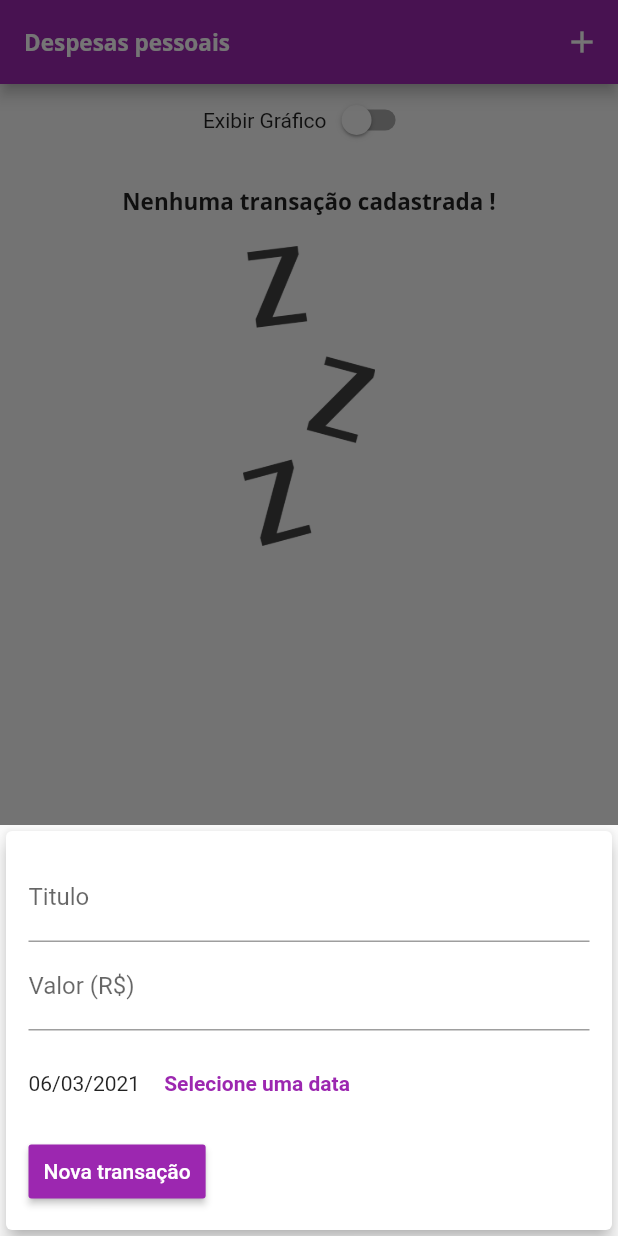
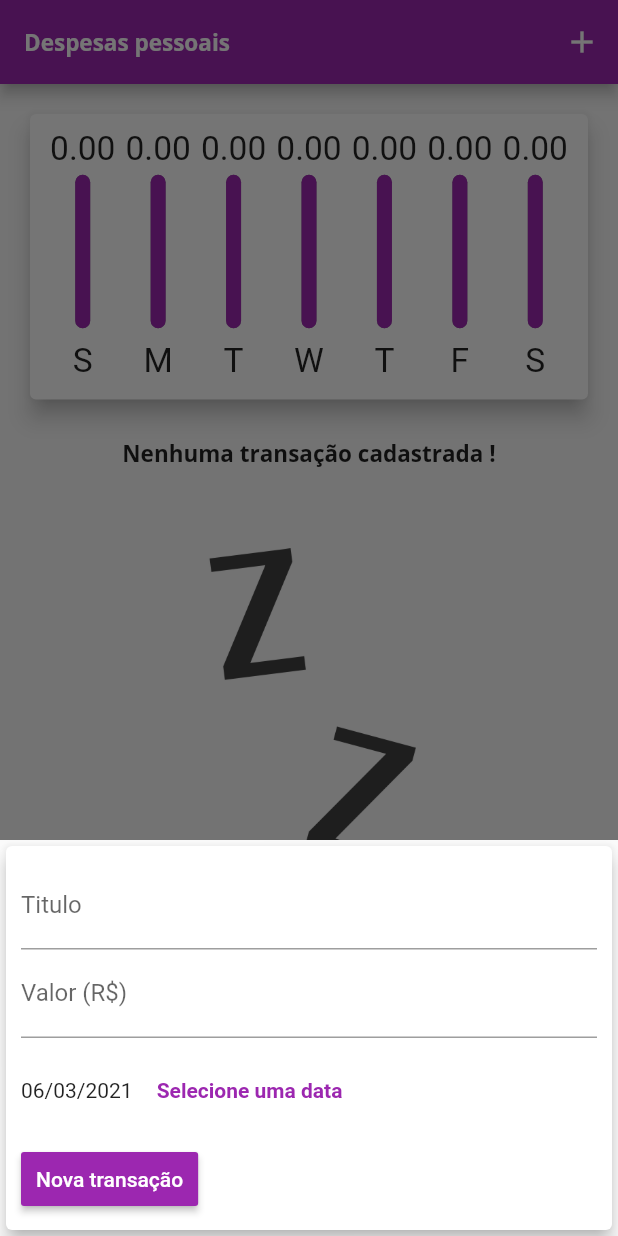
Before and after one commit to GuhSntLean/PersonMoney-Flutter, a Flutter app: the screen it shows after launch, after a tap on the "add" icon, on a phone screen of 412 x 824 dp. Run offline on Flutter 3.47's test engine with Material 2 defaults, Android fonts, the phone set to English and light mode, and no system bars; statements that could not run were skipped.

Commit message:
:rocket: Adjusting responsive mode

```diff
--- a/lib/main.dart
+++ b/lib/main.dart
@@ -94,6 +94,9 @@ class __MyHomePageState extends State<_MyHomePage> {
 
   @override
   Widget build(BuildContext context) {
+    final mediaQuery = MediaQuery.of(context);
+    bool isLandscape = mediaQuery.orientation == Orientation.landscape;
+
     final appBar = AppBar(
       title: Text(
         'Despesas pessoais',
@@ -102,11 +105,20 @@ class __MyHomePageState extends State<_MyHomePage> {
         IconButton(
           icon: Icon(Icons.add),
           onPressed: () => _openTransactionFormModal(context),
-        )
+        ),
+        if(isLandscape)
+          IconButton(
+            icon: Icon(_showChart ? Icons.list : Icons.pie_chart),
+            onPressed: () => {
+              setState(() {
+                _showChart = !_showChart;
+              })
+            },
+          ),
       ],
     );
 
-    final availableHeight = MediaQuery.of(context).size.height - appBar.preferredSize.height - MediaQuery.of(context).padding.top;
+    final availableHeight = mediaQuery.size.height - appBar.preferredSize.height - mediaQuery.padding.top;
 
     return Scaffold(
       appBar: appBar,
@@ -114,28 +126,14 @@ class __MyHomePageState extends State<_MyHomePage> {
         child: Column(
           crossAxisAlignment: CrossAxisAlignment.stretch,
           children: <Widget>[
-            Row(
-              mainAxisAlignment: MainAxisAlignment.center,
-              children: <Widget>[
-                Text('Exibir Gráfico'),
-                Switch(
-                  value: _showChart,
-                  onChanged: (value) {
-                    setState(() {
-                      _showChart = value;
-                    });
-                  },
-                )
-              ]
-            ),
-            if(_showChart)
+            if(_showChart || !isLandscape)
               Container(
-                height: availableHeight * 0.3,
+                height: availableHeight * (isLandscape ? 0.7 : 0.3),
                 child: Chart(_recentTransaction),
               ),
-            if(!_showChart)
+            if(!_showChart || !isLandscape)
               Container(
-                height: availableHeight * 0.7,
+                height: availableHeight * (isLandscape ? 1 : 0.7),
                 child: TransactionList(_transaction, _deleteTransaction)
               ),
           ],
--- a/lib/widgets/TransactionForm.dart
+++ b/lib/widgets/TransactionForm.dart
@@ -47,7 +47,12 @@ class _TransactionFormState extends State<TransactionForm> {
         child: Card(
         elevation: 5,
         child: Padding(
-          padding: const EdgeInsets.all(15),
+          padding: const EdgeInsets.only(
+            top: 10,
+            right: 10,
+            left: 10,
+            bottom: 10,
+          ),
           child: Column(
             children: [
               TextField(
--- a/lib/widgets/TransactionList.dart
+++ b/lib/widgets/TransactionList.dart
@@ -10,25 +10,29 @@ class TransactionList extends StatelessWidget {
 
 @override
   Widget build(BuildContext context) {
-    return _transaction.isEmpty ? Column(
+    return _transaction.isEmpty ?
+      LayoutBuilder(builder: (context, constraints) {
+        return Column(
                   children: <Widget>[
                     SizedBox(
-          height: 20,
+                      height: constraints.maxHeight * 0.01
                     ),
                     Text(
                       'Nenhuma transação cadastrada !',
                       style: Theme.of(context).textTheme.title,
                     ),
                     SizedBox(
-          height: 20,
+                      height: constraints.maxHeight * 0.1,
                     ),
                     Container(
-          height: 200,
+                      height: constraints.maxHeight * 0.6,
                       child: Image.asset('assets/images/waiting.png',
                         fit: BoxFit.cover,
                       ),
                     ),
                   ],
+                );
+      },
       ) : ListView.builder(
       itemCount: _transaction.length,
       itemBuilder: (cxt, index) {
@@ -53,7 +57,15 @@ class TransactionList extends StatelessWidget {
             subtitle: Text(
               DateFormat('d MMM y').format(transaction.date),
             ),
-            trailing: IconButton(
+            trailing: MediaQuery.of(context).size.width > 470 ?
+            // ignore: deprecated_member_use
+            FlatButton.icon(
+              onPressed: () => onRemove(transaction.id),
+              icon: Icon(Icons.delete),
+              label: Text('Excluir'),
+              textColor: Theme.of(context).errorColor,
+            )
+            :IconButton(
               icon: Icon(Icons.delete),
               color: Theme.of(context).errorColor,
               onPressed: () => onRemove(transaction.id),
```
Lines whose indentation alone changed are shown as unchanged.
